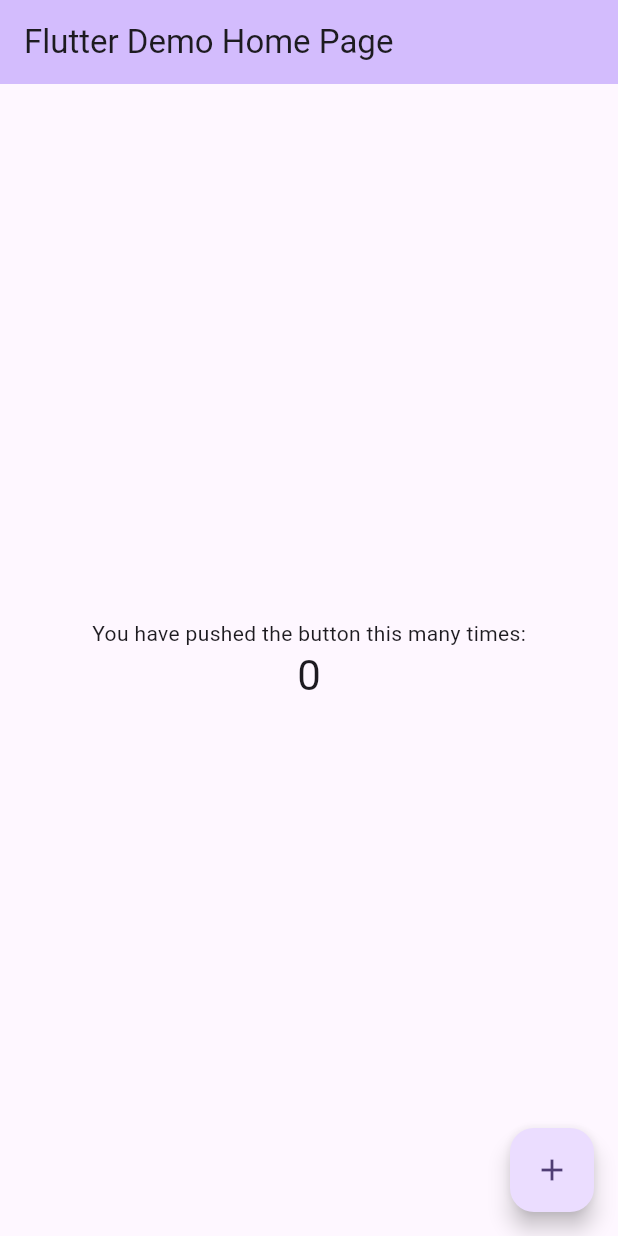
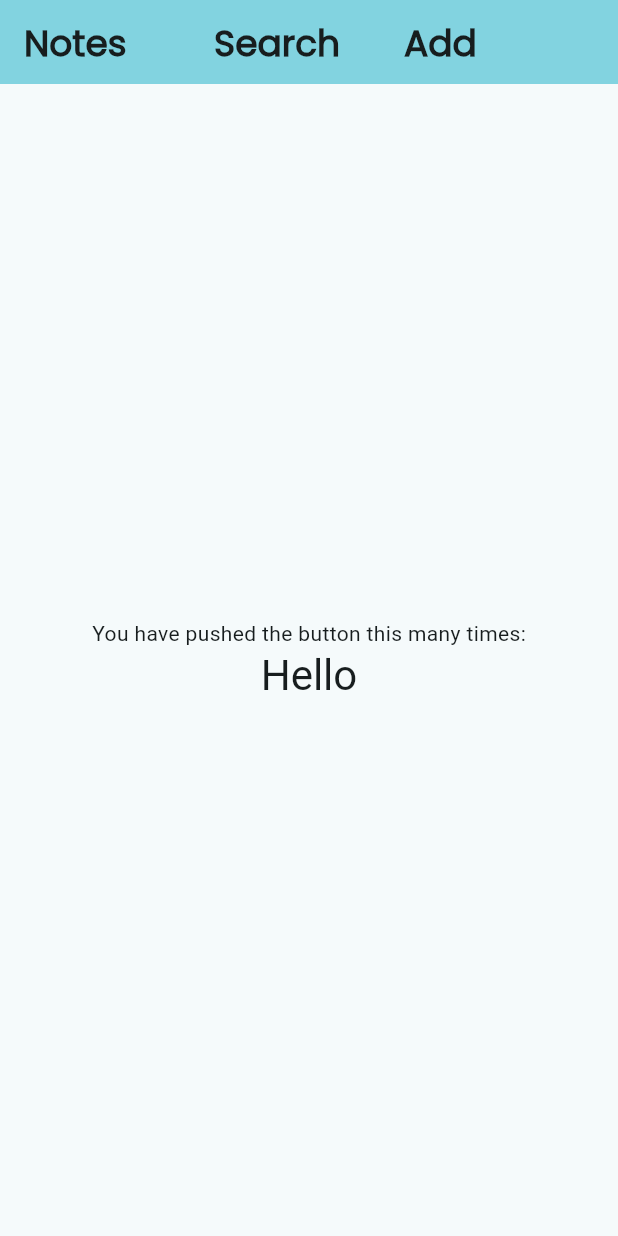
Before and after one commit to saganon/notes-app, a Flutter app: the screen it shows after launch, on a phone screen of 412 x 824 dp. Run offline on Flutter 3.47's test engine with Material 3 defaults, Android fonts, the phone set to English and light mode, and no system bars.

Commit message:
update app bar

```diff
--- a/lib/main.dart
+++ b/lib/main.dart
@@ -7,47 +7,20 @@ void main() {
 class MyApp extends StatelessWidget {
   const MyApp({super.key});
 
-  // This widget is the root of your application.
   @override
   Widget build(BuildContext context) {
     return MaterialApp(
-      title: 'Flutter Demo',
       theme: ThemeData(
-        // This is the theme of your application.
-        //
-        // TRY THIS: Try running your application with "flutter run". You'll see
-        // the application has a purple toolbar. Then, without quitting the app,
-        // try changing the seedColor in the colorScheme below to Colors.green
-        // and then invoke "hot reload" (save your changes or press the "hot
-        // reload" button in a Flutter-supported IDE, or press "r" if you used
-        // the command line to start the app).
-        //
-        // Notice that the counter didn't reset back to zero; the application
-        // state is not lost during the reload. To reset the state, use hot
-        // restart instead.
-        //
-        // This works for code too, not just values: Most code changes can be
-        // tested with just a hot reload.
-        colorScheme: ColorScheme.fromSeed(seedColor: Colors.deepPurple),
+        colorScheme: ColorScheme.fromSeed(seedColor: Colors.white),
         useMaterial3: true,
       ),
-      home: const MyHomePage(title: 'Flutter Demo Home Page'),
+      home: const MyHomePage(title: 'Notes'),
     );
   }
 }
 
 class MyHomePage extends StatefulWidget {
   const MyHomePage({super.key, required this.title});
-
-  // This widget is the home page of your application. It is stateful, meaning
-  // that it has a State object (defined below) that contains fields that affect
-  // how it looks.
-
-  // This class is the configuration for the state. It holds the values (in this
-  // case the title) provided by the parent (in this case the App widget) and
-  // used by the build method of the State. Fields in a Widget subclass are
-  // always marked "final".
-
   final String title;
 
   @override
@@ -55,71 +28,60 @@ class MyHomePage extends StatefulWidget {
 }
 
 class _MyHomePageState extends State<MyHomePage> {
-  int _counter = 0;
-
-  void _incrementCounter() {
-    setState(() {
-      // This call to setState tells the Flutter framework that something has
-      // changed in this State, which causes it to rerun the build method below
-      // so that the display can reflect the updated values. If we changed
-      // _counter without calling setState(), then the build method would not be
-      // called again, and so nothing would appear to happen.
-      _counter++;
-    });
-  }
-
   @override
   Widget build(BuildContext context) {
-    // This method is rerun every time setState is called, for instance as done
-    // by the _incrementCounter method above.
-    //
-    // The Flutter framework has been optimized to make rerunning build methods
-    // fast, so that you can just rebuild anything that needs updating rather
-    // than having to individually change instances of widgets.
     return Scaffold(
       appBar: AppBar(
-        // TRY THIS: Try changing the color here to a specific color (to
-        // Colors.amber, perhaps?) and trigger a hot reload to see the AppBar
-        // change color while the other colors stay the same.
         backgroundColor: Theme.of(context).colorScheme.inversePrimary,
-        // Here we take the value from the MyHomePage object that was created by
-        // the App.build method, and use it to set our appbar title.
-        title: Text(widget.title),
+        title: const Row(
+          children: [
+            Expanded(
+              child: Text(
+                "Notes",
+                style: TextStyle(
+                  fontFamily: 'Poppins',
+                  fontSize: 24,
+                  fontWeight: FontWeight.w600,
+                ),
+              ),
+            ),
+            Expanded(
+              child: Text(
+                "Search",
+                style: TextStyle(
+                  fontFamily: 'Poppins',
+                  fontSize: 24,
+                  fontWeight: FontWeight.w600,
+                ),
+              ),
+            ),
+            Expanded(
+              child: Text(
+                "Add",
+                style: TextStyle(
+                  fontFamily: 'Poppins',
+                  fontSize: 24,
+                  fontWeight: FontWeight.w600,
+                ),
+              ),
+            ),
+          ],
+        ),
       ),
       body: Center(
-        // Center is a layout widget. It takes a single child and positions it
-        // in the middle of the parent.
         child: Column(
-          // Column is also a layout widget. It takes a list of children and
-          // arranges them vertically. By default, it sizes itself to fit its
-          // children horizontally, and tries to be as tall as its parent.
-          //
-          // Column has various properties to control how it sizes itself and
-          // how it positions its children. Here we use mainAxisAlignment to
-          // center the children vertically; the main axis here is the vertical
-          // axis because Columns are vertical (the cross axis would be
-          // horizontal).
-          //
-          // TRY THIS: Invoke "debug painting" (choose the "Toggle Debug Paint"
-          // action in the IDE, or press "p" in the console), to see the
-          // wireframe for each widget.
           mainAxisAlignment: MainAxisAlignment.center,
           children: <Widget>[
             const Text(
               'You have pushed the button this many times:',
             ),
             Text(
-              '$_counter',
+              'Hello',
               style: Theme.of(context).textTheme.headlineMedium,
             ),
           ],
         ),
       ),
-      floatingActionButton: FloatingActionButton(
-        onPressed: _incrementCounter,
-        tooltip: 'Increment',
-        child: const Icon(Icons.add),
-      ), // This trailing comma makes auto-formatting nicer for build methods.
     );
   }
 }
```
